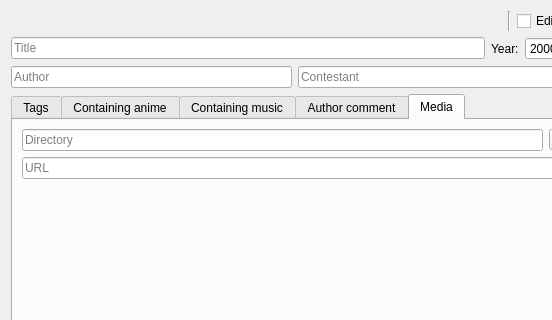
Before: the Qt Designer form dialogaddamv.ui in LibertaSoft/DatabaseAnime, drawn with Qt 5; both pictures show x 0 to 552 and y 0 to 320 of the 871 by 597 pixel window.
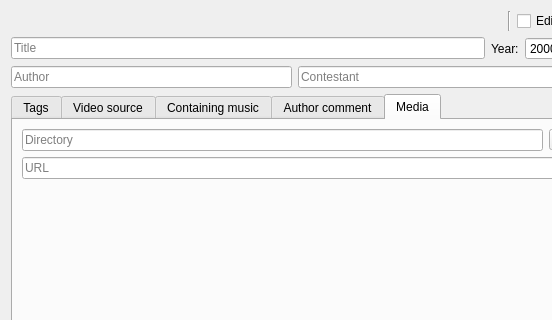
After: the same form once the commit is applied. The open tabs and pages were chosen to show the change. Icons and pictures are not drawn. Custom widgets are drawn as their Qt base class.

```diff
--- a/dialogaddamv.ui
+++ b/dialogaddamv.ui
@@ -158,7 +158,7 @@
          </widget>
          <widget class="QWidget" name="tab_anime">
           <attribute name="title">
-           <string>Containing anime</string>
+           <string>Video source</string>
           </attribute>
           <layout class="QVBoxLayout" name="verticalLayout_2">
            <item>
```
Left out of the diff: 2 changed lines with no effect on the pictures.
